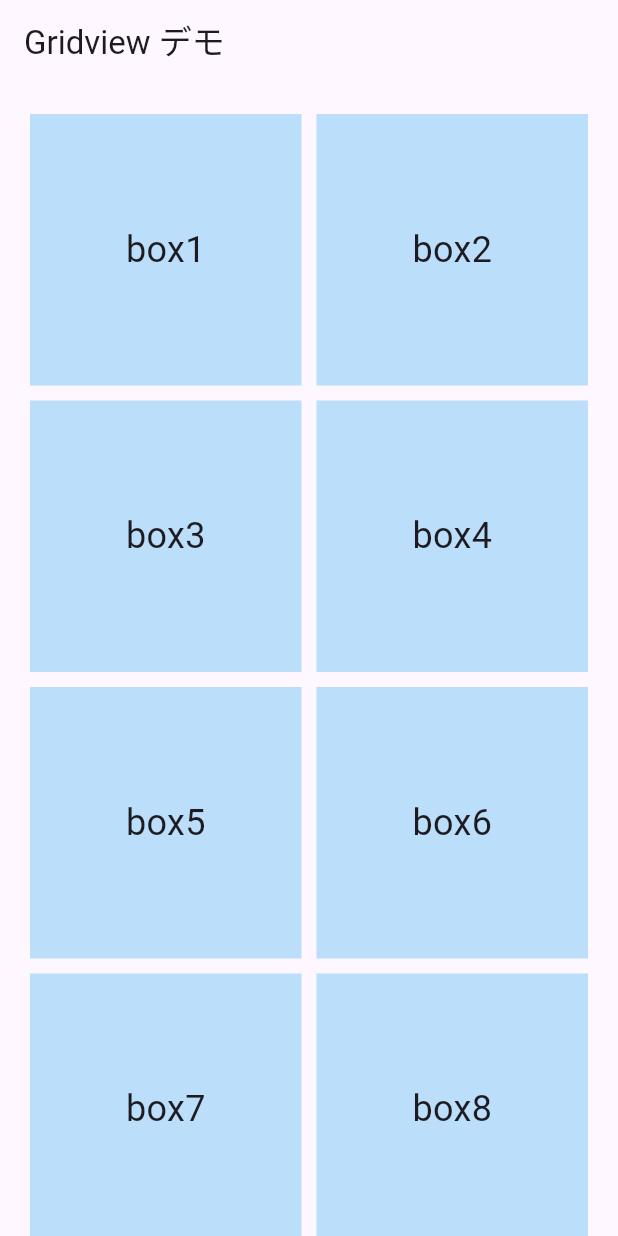
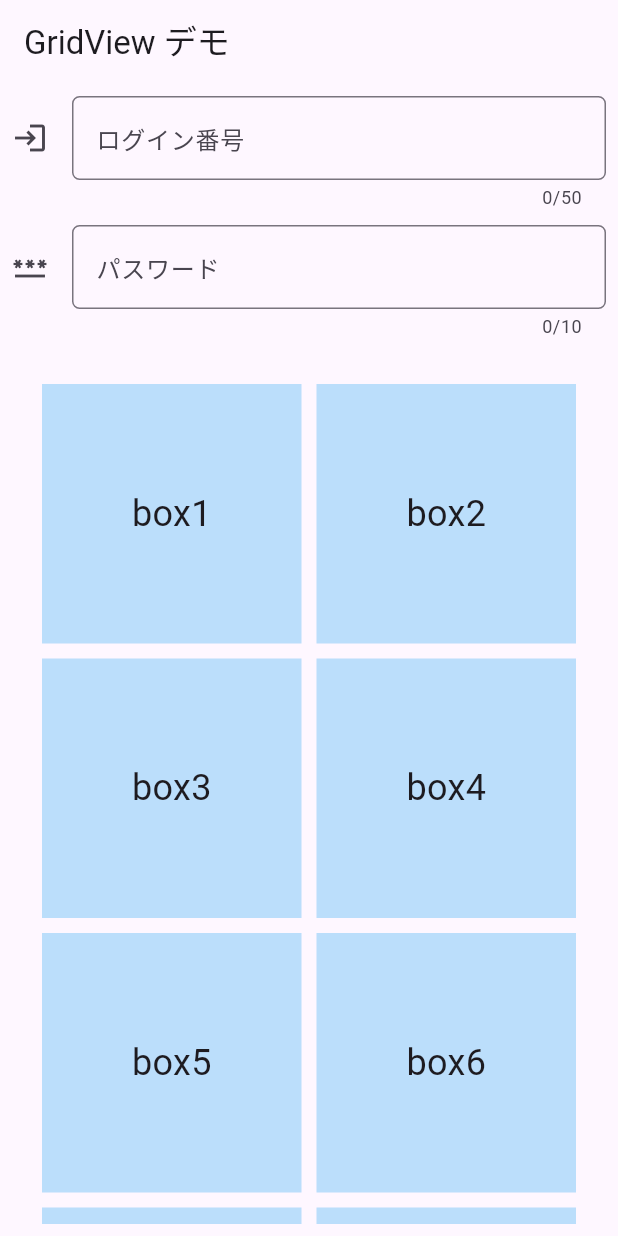
Before and after one commit to ksj-tkinuta/gridview_demo, a Flutter app: the screen it shows after launch, on a phone screen of 412 x 824 dp. Run offline on Flutter 3.47's test engine with Material 3 defaults, Android fonts, the phone set to English and light mode, and no system bars.

Commit message:
add TextField with InputDecoration

```diff
--- a/lib/gridview_page.dart
+++ b/lib/gridview_page.dart
@@ -1,43 +1,88 @@
 import 'package:flutter/material.dart';
 
 class GridviewDemo extends StatelessWidget {
-
   //画面に描画するデータリスト作成
   final List<String> texts = [
-    'box1', 'box2', 'box3', 'box4', 'box5', 'box6', 'box7', 'box8', 'box9', 'box10', 'box11', 'box12',
-    'box13', 'box14', 'box15', 'box16', 'box17', 'box18', 'box19', 'box20', 'box21', 'box22', 'box23',
-    'box24', 'box25', 'box26', 'box27', 'box28', 'box29', 'box30', 'box31', 'box32', 'box33', 'box34',
-    'box35', 'box36', 'box37', 'box38', 'box39', 'box40', 'box41', 'box42', 'box43', 'box44', 'box45',
+    'box1', 'box2', 'box3', 'box4', 'box5', 'box6',
+    'box7', 'box8', 'box9', 'box10', 'box11', 'box12',
   ];
 
-  GridviewDemo({super.key});
+  GridviewDemo({Key? key}) : super(key: key);
 
   @override
   Widget build(BuildContext context) {
     return MaterialApp(
       home: Scaffold(
-        appBar: AppBar(title: const Text('Gridview デモ'),
+        appBar: AppBar(
+          title: const Text('GridView デモ'),
         ),
-        body: GridView.builder(
+        body: Padding(
+          padding: const EdgeInsets.all(8.0),
+          child: Column(
+            crossAxisAlignment: CrossAxisAlignment.stretch,
+            children: [
+              const TextField(
+                maxLength: 50,
+                maxLines: 1,
+                decoration: InputDecoration(
+                  icon: Icon(Icons.login),
+                  labelText: 'ログイン番号',
+                  hintText: 'メールアドレスを入力して下さい',
+                  border: OutlineInputBorder(
+                    borderRadius: BorderRadius.all(Radius.circular(5.0)),
+                  ),
+                ),
+                keyboardType: TextInputType.emailAddress,
+              ),
+              const SizedBox(height: 10),
+              const TextField(
+                maxLength: 10,
+                obscureText: true,
+                style: TextStyle(color: Colors.red),
+                decoration: InputDecoration(
+                  icon: Icon(Icons.password),
+                  labelText: 'パスワード',
+                  hintText: '半角英数記号で入力して下さい',
+                  border: OutlineInputBorder(
+                    borderRadius: BorderRadius.all(Radius.circular(5.0)),
+                  ),
+                ),
+              ),
+              const SizedBox(height: 10),
+              Expanded(
+                child: GridView.builder(
                   padding: const EdgeInsets.all(20), //4辺すべて同じ値の余白
                   itemCount: texts.length, //要素の数　表示するデータ数の最大値（texts　listの最大値）
                   // GridViewを設定する引数を指定
                   gridDelegate: const SliverGridDelegateWithFixedCrossAxisCount(
-            crossAxisSpacing: 10,     //ボックス左右間のスペース
-            mainAxisSpacing: 10,      //ボックス上下間のスペース
-            crossAxisCount: 2,        //ボックスを横に並べる数
+                    crossAxisSpacing: 10, //ボックス左右間のスペース
+                    mainAxisSpacing: 10, //ボックス上下間のスペース
+                    crossAxisCount: 2, //ボックスを横に並べる数
                   ),
                   //指定した要素の数分を生成
                   itemBuilder: (context, index) {
                     return Container(
                       color: Colors.blue.shade100,
-              child: Center(child: Text(texts[index],
-                style: const TextStyle(fontSize: 24,),
-              )),
+                      child: Center(
+                        child: Text(
+                          texts[index],
+                          style: const TextStyle(
+                            fontSize: 24,
+                          ),
+                        ),
+                      ),
                     );
                   },
+                ),
+              ),
+            ],
+          ),
         ),
       ),
     );
   }
 }
+
+void main() {
+  runApp(GridviewDemo());
+}
```
Lines whose indentation alone changed are shown as unchanged.
